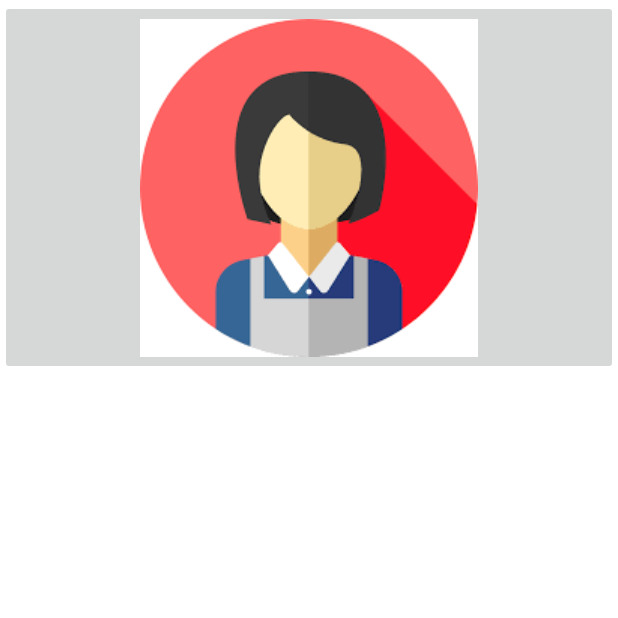
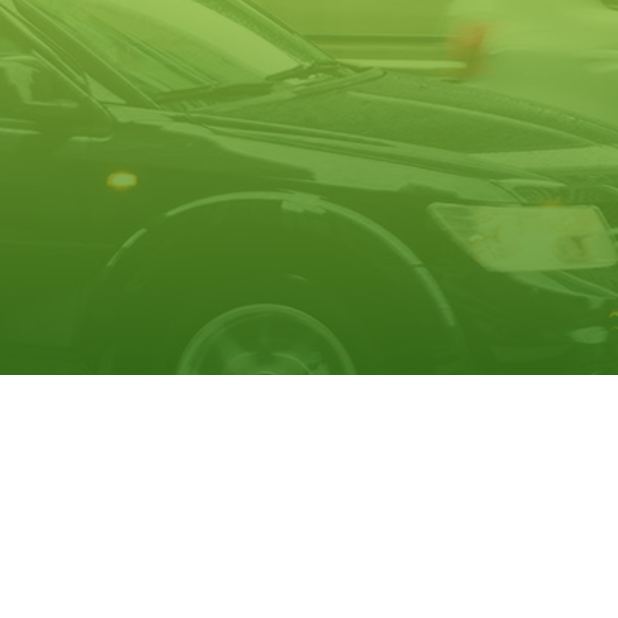
Before and after one commit to sawepeter/HornTech, an Android app: the Home screen opened directly, with no data from a screen before it, on a phone screen of 412 x 824 dp, the top half of it. Run offline under Robolectric (Android 15) with nearby library versions, the phone set to English and light mode, and no system bars.

Commit message:
lets code :hammer:

```diff
--- a/app/src/main/res/layout/activity_home.xml
+++ b/app/src/main/res/layout/activity_home.xml
@@ -25,7 +25,7 @@
             <ImageButton
                 android:layout_width="match_parent"
                 android:layout_height="250dp"
-                android:src="@drawable/driver3"/>
+                android:src="@drawable/collapsing"/>
 
         </android.support.design.widget.CollapsingToolbarLayout>
 
```
Also changed, not shown: app/src/main/res/drawable/logo.png (added).
